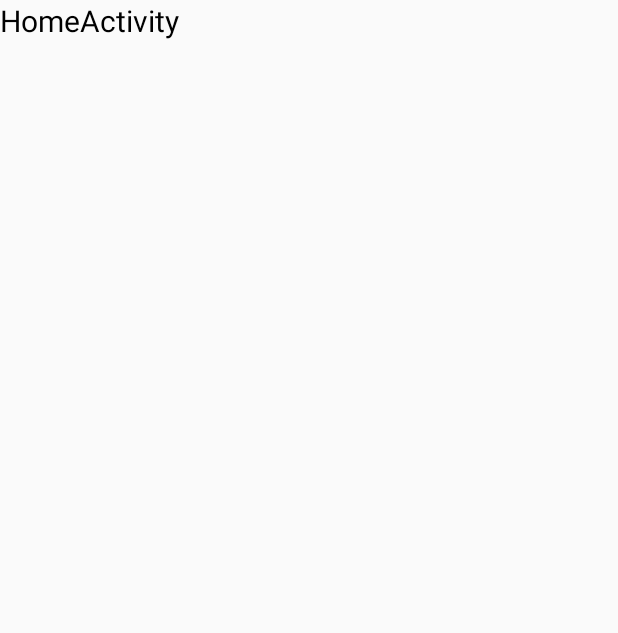
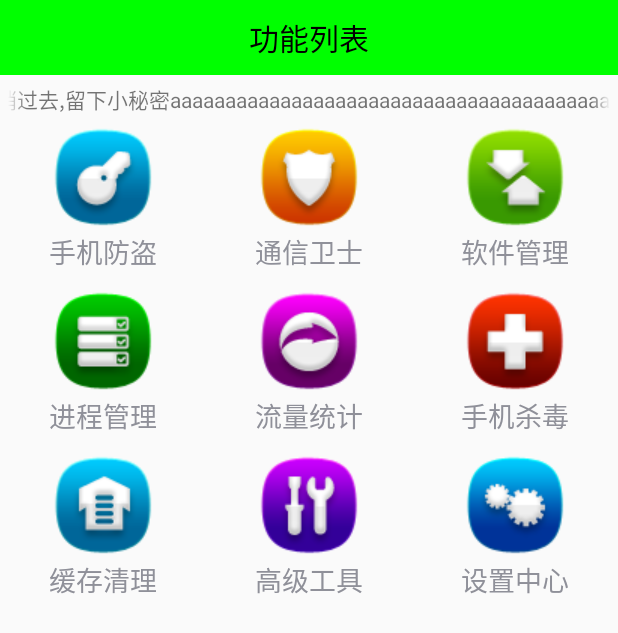
Before and after one commit to mengxin1995/mobileSafe, an Android app: the HomeActivity screen opened directly, with no data from a screen before it, on a phone screen of 412 x 824 dp. Shown: the top 633 px of the screen. Run offline under Robolectric (Android 15) with nearby library versions, the phone set to English and light mode, and no system bars.

Commit message:
gridview实现与FocusTextView实现

```diff
--- a/app/src/main/java/com/my/mobilesafe/activity/HomeActivity.java
+++ b/app/src/main/java/com/my/mobilesafe/activity/HomeActivity.java
@@ -1,14 +1,73 @@
 package com.my.mobilesafe.activity;
 
 import android.os.Bundle;
+import android.view.View;
+import android.view.ViewGroup;
+import android.widget.BaseAdapter;
+import android.widget.GridView;
+import android.widget.ImageView;
+import android.widget.TextView;
 
 import com.my.mobilesafe.R;
 
 public class HomeActivity extends myActivity {
 
+    private String[] mTitleStr;
+    private int[] mDrawableIds;
+    private GridView gv_home;
+
     @Override
     protected void onCreate(Bundle savedInstanceState) {
         super.onCreate(savedInstanceState);
         setContentView(R.layout.activity_home);
+
+        initUI();
+        initData();
+    }
+
+    private void initData() {
+        mTitleStr = new String[]{
+                "手机防盗", "通信卫士", "软件管理", "进程管理", "流量统计", "手机杀毒", "缓存清理", "高级工具", "设置中心"
+        };
+
+        mDrawableIds = new int[]{
+                R.drawable.home_safe, R.drawable.home_callmsgsafe,
+                R.drawable.home_apps, R.drawable.home_taskmanager,
+                R.drawable.home_netmanager, R.drawable.home_trojan,
+                R.drawable.home_sysoptimize, R.drawable.home_tools,
+                R.drawable.home_settings
+        };
+        gv_home.setAdapter(new  MyAdapter());
+    }
+
+    private void initUI() {
+        gv_home = (GridView) findViewById(R.id.gv_home);
+    }
+
+    private class MyAdapter extends BaseAdapter{
+        @Override
+        public int getCount() {
+            return mTitleStr.length;
+        }
+
+        @Override
+        public Object getItem(int i) {
+            return mTitleStr[i];
+        }
+
+        @Override
+        public long getItemId(int i) {
+            return i;
+        }
+
+        @Override
+        public View getView(int i, View view, ViewGroup viewGroup) {
+            View view1 = View.inflate(getApplicationContext(), R.layout.gridview_item, null);
+            TextView tv_title = (TextView) view1.findViewById(R.id.tv_title);
+            ImageView iv_icon = (ImageView) view1.findViewById(R.id.iv_icon);
+            tv_title.setText(mTitleStr[i]);
+            iv_icon.setBackgroundResource(mDrawableIds[i]);
+            return view1;
+        }
     }
 }
--- a/app/src/main/java/com/my/mobilesafe/activity/SplashActivity.java
+++ b/app/src/main/java/com/my/mobilesafe/activity/SplashActivity.java
@@ -10,6 +10,8 @@ import android.os.Bundle;
 import android.os.Environment;
 import android.os.Handler;
 import android.os.Message;
+import android.view.View;
+import android.view.animation.AlphaAnimation;
 import android.widget.TextView;
 
 import com.lidroid.xutils.HttpUtils;
@@ -68,6 +70,7 @@ public class SplashActivity extends myActivity {
     };
     private String mVersionDes;
     private String mDownloadUrl;
+    private View rl_root;
 
     /**
      *  弹出对话框,提示用户更新
@@ -173,6 +176,13 @@ public class SplashActivity extends myActivity {
         //初始化UI
         initUI();
         initData();
+        initAnimation();
+    }
+
+    private void initAnimation() {
+        AlphaAnimation alphaAnimation = new AlphaAnimation(0, 1);
+        alphaAnimation.setDuration(3000);
+        rl_root.startAnimation(alphaAnimation);
     }
 
     private void initData() {
@@ -271,5 +281,6 @@ public class SplashActivity extends myActivity {
     * */
     private void initUI() {
         tv_version_name = (TextView) findViewById(R.id.tv_version_name);
+        rl_root = findViewById(R.id.rl_root);
     }
 }
--- /dev/null
+++ b/app/src/main/java/com/my/mobilesafe/view/FocusTextView.java
@@ -0,0 +1,30 @@
+package com.my.mobilesafe.view;
+
+import android.content.Context;
+import android.util.AttributeSet;
+import android.widget.TextView;
+
+/**
+ * Created by mengxin on 16-8-5.
+ */
+public class FocusTextView extends TextView{
+    //通过java代码创建控件
+    public FocusTextView(Context context) {
+        super(context);
+    }
+    //由系统调用(带属性+上下文环境)
+    public FocusTextView(Context context, AttributeSet attrs) {
+        super(context, attrs);
+    }
+    //由系统调用(带属性+上下文环境+样式)
+    public FocusTextView(Context context, AttributeSet attrs, int defStyleAttr) {
+        super(context, attrs, defStyleAttr);
+    }
+
+    //重写获取焦点的方法
+
+    @Override
+    public boolean isFocused() {
+        return true;
+    }
+}
--- a/app/src/main/res/layout/activity_home.xml
+++ b/app/src/main/res/layout/activity_home.xml
@@ -5,9 +5,38 @@
     android:layout_height="match_parent">
 
     <TextView
-        android:layout_width="wrap_content"
+        android:text="功能列表"
+        style="@style/TitleStyle"
+        />
+
+    <!--跑马灯 要获取焦点-->
+    <!--<TextView-->
+        <!--android:layout_width="match_parent"-->
+        <!--android:layout_height="wrap_content"-->
+        <!--android:text="秋天秋天悄悄过去,留下小秘密aaaaaaaaaaaaaaaaaaaaaaaaaaaaaaaaaaaaaaaa"-->
+        <!--android:singleLine="true"-->
+        <!--android:padding="5sp"-->
+        <!--android:ellipsize="marquee"-->
+        <!--android:focusable="true"-->
+        <!--android:focusableInTouchMode="true"-->
+        <!--android:marqueeRepeatLimit="marquee_forever"/>-->
+    <com.my.mobilesafe.view.FocusTextView
+        android:layout_width="match_parent"
         android:layout_height="wrap_content"
-        android:textSize="20sp"
-        android:textColor="#000"
-        android:text="HomeActivity"/>
+        android:text="秋天秋天悄悄过去,留下小秘密aaaaaaaaaaaaaaaaaaaaaaaaaaaaaaaaaaaaaaaa"
+        android:singleLine="true"
+        android:padding="5sp"
+        android:ellipsize="marquee"
+        android:marqueeRepeatLimit="marquee_forever">
+    </com.my.mobilesafe.view.FocusTextView>
+
+    <!--九宫格
+    verticalSpacing 制定内部条目的竖直距离
+    -->
+    <GridView
+        android:verticalSpacing="10dp"
+        android:id="@+id/gv_home"
+        android:numColumns="3"
+        android:layout_width="match_parent"
+        android:layout_height="match_parent"/>
 </LinearLayout>
--- a/app/src/main/res/layout/activity_splash.xml
+++ b/app/src/main/res/layout/activity_splash.xml
@@ -3,6 +3,7 @@
     xmlns:tools="http://schemas.android.com/tools"
     android:layout_width="match_parent"
     android:layout_height="match_parent"
+    android:id="@+id/rl_root"
     android:background="@drawable/launcher_bg"
     tools:context="com.my.mobilesafe.activity.SplashActivity">
     <!--阴影-->
--- /dev/null
+++ b/app/src/main/res/layout/gridview_item.xml
@@ -0,0 +1,19 @@
+<?xml version="1.0" encoding="utf-8"?>
+<LinearLayout xmlns:android="http://schemas.android.com/apk/res/android"
+    android:orientation="vertical"
+    android:layout_height="wrap_content"
+    android:layout_width="wrap_content"
+    android:gravity="center">
+
+    <ImageView
+        android:layout_width="wrap_content"
+        android:layout_height="wrap_content"
+        android:id="@+id/iv_icon"
+        android:background="@drawable/home_apps" />
+    <TextView
+        android:layout_width="wrap_content"
+        android:layout_height="wrap_content"
+        android:id="@+id/tv_title"
+        android:textSize="18sp"
+        android:text="模块标题"/>
+</LinearLayout>
--- a/app/src/main/res/values/styles.xml
+++ b/app/src/main/res/values/styles.xml
@@ -8,4 +8,15 @@
         <item name="colorAccent">@color/colorAccent</item>
     </style>
 
+    <style name="TitleStyle">
+        <!-- Customize your theme here. -->
+        <item name="android:gravity">center</item>
+        <item name="android:layout_width">match_parent</item>
+        <item name="android:layout_height">wrap_content</item>
+        <item name="android:padding">10dp</item>
+        <item name="android:background">#0f0</item>
+        <item name="android:textSize">20sp</item>
+        <item name="android:textColor">#000</item>
+    </style>
+
 </resources>
```
